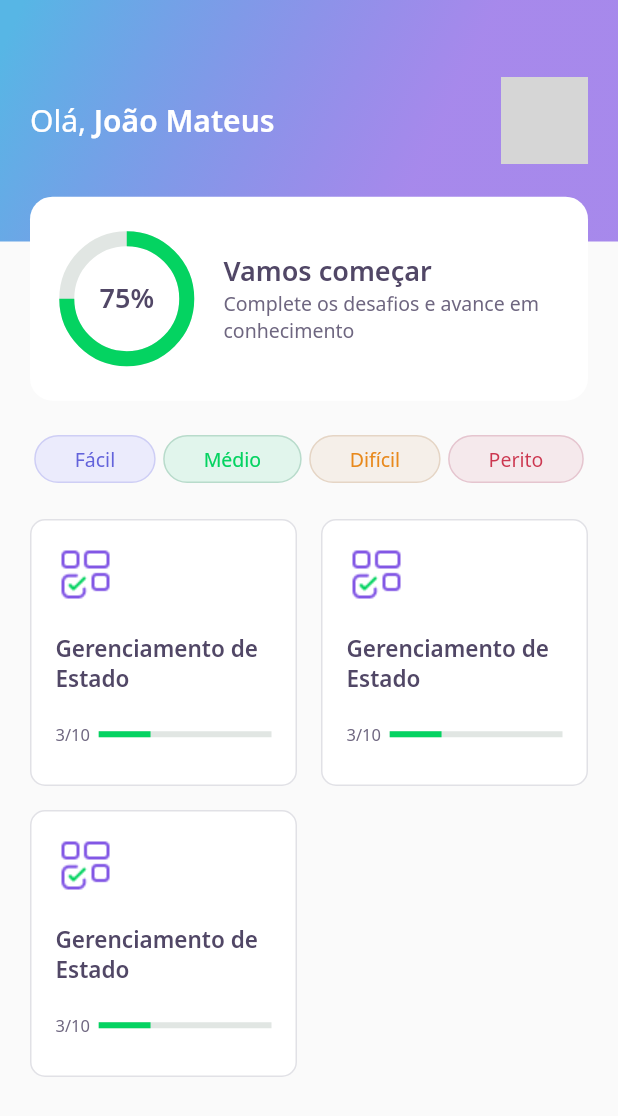
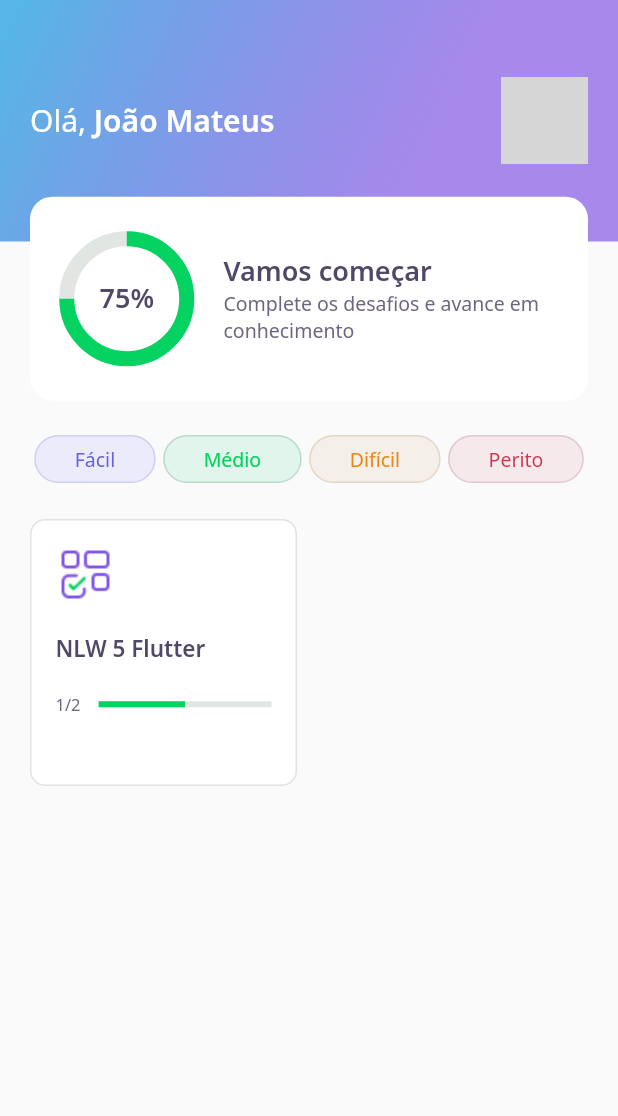
Before and after one commit to Jhonmt-cpu/dev_quiz, a Flutter app: the HomePage screen opened directly, on a phone screen of 412 x 824 dp. Shown: the top 1116 px of the screen. Run offline on Flutter 3.47's test engine with Material 2 defaults, Android fonts, the phone set to English and light mode, and no system bars; our stand-ins replace google_fonts; accounts and stored records are empty; network calls fail; grey boxes are pictures that could not be loaded.

Commit message:
feat: finished the third class if the nlw#5

```diff
--- /dev/null
+++ b/assets/database/quizzes.json
@@ -0,0 +1,46 @@
+[
+  {
+    "title": "NLW 5 Flutter",
+    "imagem": "blocks",
+    "questionAnswered": 1,
+    "level": "facil",
+    "questions": [
+      {
+        "title": "Está curtindo o Flutter?",
+        "awnsers": [
+          {
+            "title": "Estou curtindo"
+          },
+          {
+            "title": "Amando Flutter"
+          },
+          {
+            "title": "Muito top"
+          },
+          {
+            "title": "Show de bola",
+            "isRight": true
+          }
+        ]
+      },
+      {
+        "title": "Está curtindo o Flutter?",
+        "awnsers": [
+          {
+            "title": "Estou curtindo"
+          },
+          {
+            "title": "Amando Flutter"
+          },
+          {
+            "title": "Muito top"
+          },
+          {
+            "title": "Show de bola",
+            "isRight": true
+          }
+        ]
+      }
+    ]
+  }
+]
--- /dev/null
+++ b/assets/database/user.json
@@ -0,0 +1,5 @@
+{
+  "name": "João Mateus",
+  "score": 100,
+  "photoUrl": "https://avatars.githubusercontent.com/u/54962256?v=4"
+}
--- a/lib/core/app_widget.dart
+++ b/lib/core/app_widget.dart
@@ -7,7 +7,7 @@ class AppWidget extends StatelessWidget {
   Widget build(BuildContext context) {
     return MaterialApp(
       title: "DevQuiz",
-      home: ChallengePage(),
+      home: HomePage(),
     );
   }
 }
--- /dev/null
+++ b/lib/home/home_controller.dart
@@ -0,0 +1,28 @@
+import 'package:dev_quiz/home/home_repository.dart';
+import 'package:dev_quiz/home/home_state.dart';
+import 'package:dev_quiz/shared/models/quiz_model.dart';
+import 'package:dev_quiz/shared/models/user_model.dart';
+import 'package:flutter/foundation.dart';
+
+class HomeController {
+  final stateNotifier = ValueNotifier<HomeState>(HomeState.empty);
+  set state(HomeState state) => stateNotifier.value = state;
+  HomeState get state => stateNotifier.value;
+
+  UserModel? user;
+  List<QuizModel>? quizzes;
+
+  final repository = HomeRepository();
+
+  void getUser() async {
+    state = HomeState.loading;
+    user = await repository.getUser();
+    state = HomeState.success;
+  }
+
+  void getQuizzes() async {
+    state = HomeState.loading;
+    quizzes = await repository.getQuizzes();
+    state = HomeState.success;
+  }
+}
--- a/lib/home/home_page.dart
+++ b/lib/home/home_page.dart
@@ -1,7 +1,12 @@
+import 'package:dev_quiz/challenge/widgets/quiz/quiz_widget.dart';
+import 'package:dev_quiz/core/core.dart';
+import 'package:dev_quiz/home/home_state.dart';
 import 'package:dev_quiz/home/widgets/app_bar/app_bar_widget.dart';
 import 'package:dev_quiz/home/widgets/level_button/level_button_widget.dart';
 import 'package:dev_quiz/home/widgets/quiz_card/quiz_card_widget.dart';
 import 'package:flutter/material.dart';
+
+import 'home_controller.dart';
 
 class HomePage extends StatefulWidget {
   HomePage({Key? key}) : super(key: key);
@@ -11,10 +16,25 @@ class HomePage extends StatefulWidget {
 }
 
 class _HomePageState extends State<HomePage> {
+  final controller = HomeController();
+
+  @override
+  void initState() {
+    super.initState();
+    controller.getUser();
+    controller.getQuizzes();
+    controller.stateNotifier.addListener(() {
+      setState(() {});
+    });
+  }
+
   @override
   Widget build(BuildContext context) {
+    if (controller.state == HomeState.success) {
       return Scaffold(
-      appBar: AppBarWidget(),
+        appBar: AppBarWidget(
+          user: controller.user!,
+        ),
         body: Padding(
           padding: const EdgeInsets.symmetric(horizontal: 20),
           child: Column(
@@ -50,16 +70,28 @@ class _HomePageState extends State<HomePage> {
                   crossAxisSpacing: 16,
                   mainAxisSpacing: 16,
                   crossAxisCount: 2,
-                children: [
-                  QuizCardWidget(),
-                  QuizCardWidget(),
-                  QuizCardWidget(),
-                ],
+                  children: controller.quizzes!
+                      .map((e) => QuizCardWidget(
+                            title: e.title,
+                            porcentage: e.questionAnswered / e.questions.length,
+                            completed:
+                                "${e.questionAnswered}/${e.questions.length}",
+                          ))
+                      .toList(),
                 ),
               )
             ],
           ),
         ),
       );
+    } else {
+      return Scaffold(
+        body: Center(
+          child: CircularProgressIndicator(
+            valueColor: AlwaysStoppedAnimation<Color>(AppColors.darkGreen),
+          ),
+        ),
+      );
     }
   }
+}
--- /dev/null
+++ b/lib/home/home_state.dart
@@ -0,0 +1 @@
+enum HomeState { success, loading, error, empty }
--- a/lib/home/widgets/app_bar/app_bar_widget.dart
+++ b/lib/home/widgets/app_bar/app_bar_widget.dart
@@ -1,10 +1,12 @@
 import 'package:dev_quiz/core/app_gradients.dart';
 import 'package:dev_quiz/core/app_text_styles.dart';
 import 'package:dev_quiz/home/widgets/score_card/score_card_widget.dart';
+import 'package:dev_quiz/shared/models/user_model.dart';
 import 'package:flutter/material.dart';
 
 class AppBarWidget extends PreferredSize {
-  AppBarWidget()
+  final UserModel user;
+  AppBarWidget({required this.user})
       : super(
           preferredSize: Size.fromHeight(250),
           child: Container(
@@ -25,7 +27,7 @@ class AppBarWidget extends PreferredSize {
                           style: AppTextStyles.title,
                           children: [
                             TextSpan(
-                              text: "João Mateus",
+                              text: user.name,
                               style: AppTextStyles.titleBold,
                             ),
                           ],
@@ -38,7 +40,7 @@ class AppBarWidget extends PreferredSize {
                           borderRadius: BorderRadius.circular(10),
                           image: DecorationImage(
                             image: NetworkImage(
-                              "https://avatars.githubusercontent.com/u/54962256?v=4",
+                              user.photoUrl,
                             ),
                           ),
                         ),
--- a/lib/home/widgets/quiz_card/quiz_card_widget.dart
+++ b/lib/home/widgets/quiz_card/quiz_card_widget.dart
@@ -1,9 +1,19 @@
+import 'package:flutter/material.dart';
+
 import 'package:dev_quiz/core/core.dart';
 import 'package:dev_quiz/shared/widgets/progress_indicator/progress_indicator_widget.dart';
-import 'package:flutter/material.dart';
 
 class QuizCardWidget extends StatelessWidget {
-  const QuizCardWidget({Key? key}) : super(key: key);
+  final String title;
+  final String completed;
+  final double porcentage;
+
+  const QuizCardWidget({
+    Key? key,
+    required this.title,
+    required this.completed,
+    required this.porcentage,
+  }) : super(key: key);
 
   @override
   Widget build(BuildContext context) {
@@ -26,7 +36,7 @@ class QuizCardWidget extends StatelessWidget {
             height: 19,
           ),
           Text(
-            "Gerenciamento de Estado",
+            title,
             style: AppTextStyles.heading15,
           ),
           SizedBox(
@@ -37,14 +47,14 @@ class QuizCardWidget extends StatelessWidget {
               Expanded(
                 flex: 1,
                 child: Text(
-                  "3/10",
+                  completed,
                   style: AppTextStyles.body11,
                 ),
               ),
               Expanded(
                 flex: 4,
                 child: ProgressIndicatorWidget(
-                  value: 0.3,
+                  value: porcentage,
                 ),
               ),
             ],
--- /dev/null
+++ b/lib/shared/models/quiz_model.dart
@@ -0,0 +1,65 @@
+import 'dart:convert';
+
+import 'package:dev_quiz/shared/models/question_model.dart';
+
+enum Level { facil, medio, dificil, perito }
+
+extension LevelStringExt on String {
+  Level get levelParse => {
+        "facil": Level.facil,
+        "medio": Level.medio,
+        "dificil": Level.dificil,
+        "perito": Level.perito
+      }[this]!;
+}
+
+extension LevelExt on Level {
+  String get parse => {
+        Level.facil: "facil",
+        Level.medio: "medio",
+        Level.dificil: "dificil",
+        Level.perito: "perito"
+      }[this]!;
+}
+
+class QuizModel {
+  final String title;
+  final List<QuestionModel> questions;
+  final int questionAnswered;
+  final String imagem;
+  final Level level;
+
+  QuizModel({
+    required this.title,
+    required this.questions,
+    this.questionAnswered = 0,
+    required this.imagem,
+    required this.level,
+  });
+
+  Map<String, dynamic> toMap() {
+    return {
+      'title': title,
+      'questions': questions.map((x) => x.toMap()).toList(),
+      'questionAnswered': questionAnswered,
+      'imagem': imagem,
+      'level': level.parse,
+    };
+  }
+
+  factory QuizModel.fromMap(Map<String, dynamic> map) {
+    return QuizModel(
+      title: map['title'],
+      questions: List<QuestionModel>.from(
+          map['questions']?.map((x) => QuestionModel.fromMap(x))),
+      questionAnswered: map['questionAnswered'],
+      imagem: map['imagem'],
+      level: map['level'].toString().levelParse,
+    );
+  }
+
+  String toJson() => json.encode(toMap());
+
+  factory QuizModel.fromJson(String source) =>
+      QuizModel.fromMap(json.decode(source));
+}
--- /dev/null
+++ b/lib/shared/models/user_model.dart
@@ -0,0 +1,34 @@
+import 'dart:convert';
+
+class UserModel {
+  final String name;
+  final String photoUrl;
+  final int score;
+
+  UserModel({
+    required this.name,
+    required this.photoUrl,
+    this.score = 0,
+  });
+
+  Map<String, dynamic> toMap() {
+    return {
+      'name': name,
+      'photoUrl': photoUrl,
+      'score': score,
+    };
+  }
+
+  factory UserModel.fromMap(Map<String, dynamic> map) {
+    return UserModel(
+      name: map['name'],
+      photoUrl: map['photoUrl'],
+      score: map['score'],
+    );
+  }
+
+  String toJson() => json.encode(toMap());
+
+  factory UserModel.fromJson(String source) =>
+      UserModel.fromMap(json.decode(source));
+}
--- a/pubspec.yaml
+++ b/pubspec.yaml
@@ -18,5 +18,6 @@ dev_dependencies:
 flutter:
   assets:
     - assets/images/
+    - assets/database/
 
   uses-material-design: true
```
Also changed, not shown: lib/home/home_repository.dart (added, +21 -0 lines), lib/shared/models/awnser_model.dart (added, +30 -0 lines), lib/shared/models/question_model.dart (added, +33 -0 lines). Lines whose indentation alone changed are shown as unchanged.
